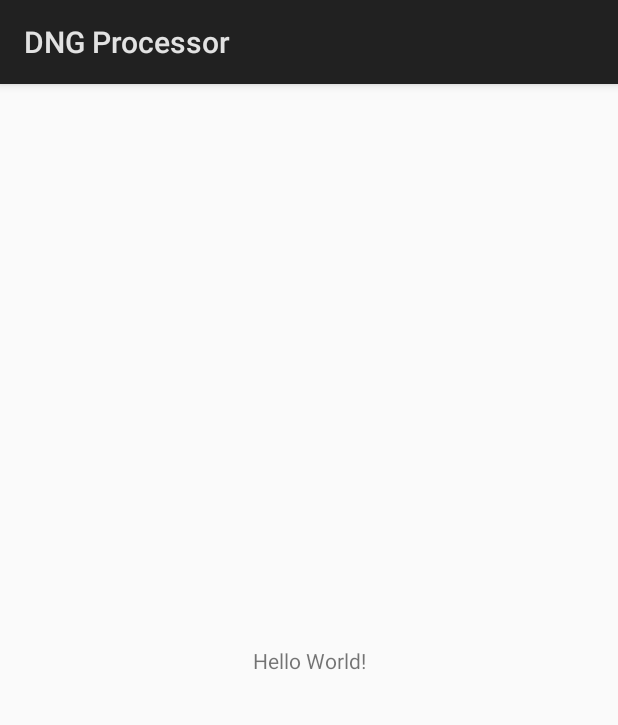
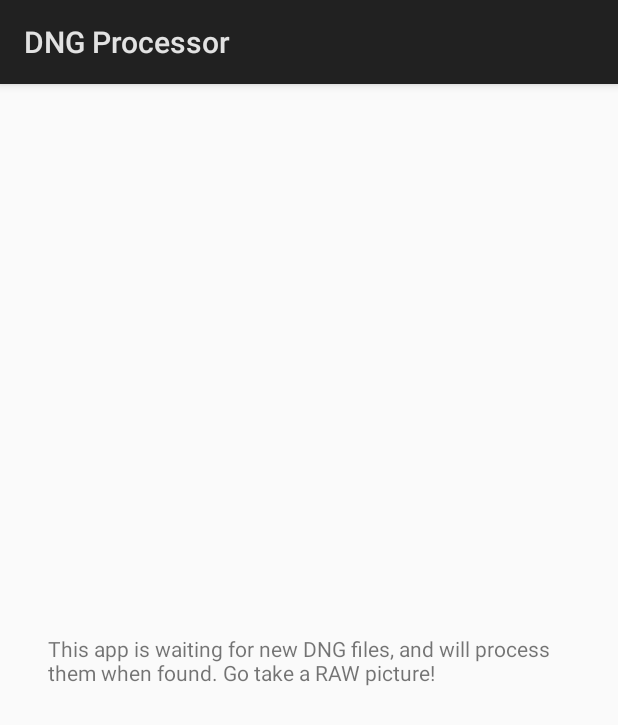
Before and after one commit to amirzaidi/DNGProcessor, an Android app: the screen it shows after launch (MainActivity), on a phone screen of 412 x 824 dp. Shown: the top 725 px of the screen. Run offline under Robolectric (Android 15) with nearby library versions, the phone set to English and light mode, and no system bars.

Commit message:
Remove RawConverterCallback dependency and add welcoming text

```diff
--- a/app/src/main/java/amirz/dngprocessor/renderscript/RawConverter.java
+++ b/app/src/main/java/amirz/dngprocessor/renderscript/RawConverter.java
@@ -34,7 +34,6 @@ import android.util.SparseIntArray;
 import java.util.Arrays;
 
 import amirz.dngprocessor.ScriptC_raw_converter;
-import amirz.dngprocessor.gl.RawConverterCallback;
 
 /**
  * Utility class providing methods for rendering RAW16 images into other colorspaces.
--- a/app/src/main/java/amirz/dngprocessor/gl/RawConverterCallback.java
+++ b/app/src/main/java/amirz/dngprocessor/renderscript/RawConverterCallback.java
@@ -1,4 +1,4 @@
-package amirz.dngprocessor.gl;
+package amirz.dngprocessor.renderscript;
 
 public interface RawConverterCallback {
     void onProgress(int step);
--- a/app/src/main/res/layout/activity_main.xml
+++ b/app/src/main/res/layout/activity_main.xml
@@ -9,7 +9,8 @@
     <TextView
         android:layout_width="wrap_content"
         android:layout_height="wrap_content"
-        android:text="Hello World!"
+        android:padding="@dimen/main_padding"
+        android:text="@string/main_message"
         app:layout_constraintBottom_toBottomOf="parent"
         app:layout_constraintLeft_toLeftOf="parent"
         app:layout_constraintRight_toRightOf="parent"
--- /dev/null
+++ b/app/src/main/res/values/dimens.xml
@@ -0,0 +1,4 @@
+<?xml version="1.0" encoding="utf-8"?>
+<resources>
+    <dimen name="main_padding">32dp</dimen>
+</resources>
--- a/app/src/main/res/values/strings.xml
+++ b/app/src/main/res/values/strings.xml
@@ -1,3 +1,4 @@
 <resources>
     <string name="app_name">DNG Processor</string>
+    <string name="main_message">This app is waiting for new DNG files, and will process them when found. Go take a RAW picture!</string>
 </resources>
```
Also changed, not shown: app/src/main/java/amirz/dngprocessor/gl/RawConverter.java (+1 -7 lines), app/src/main/java/amirz/dngprocessor/parser/DngParser.java (+7 -12 lines).
